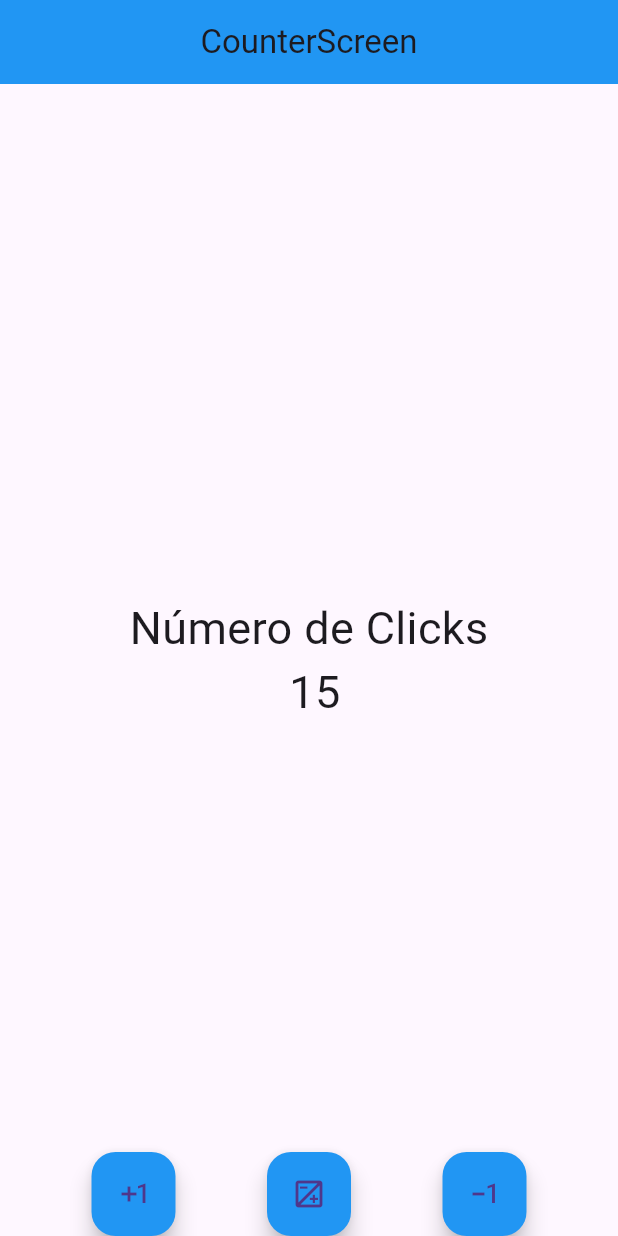
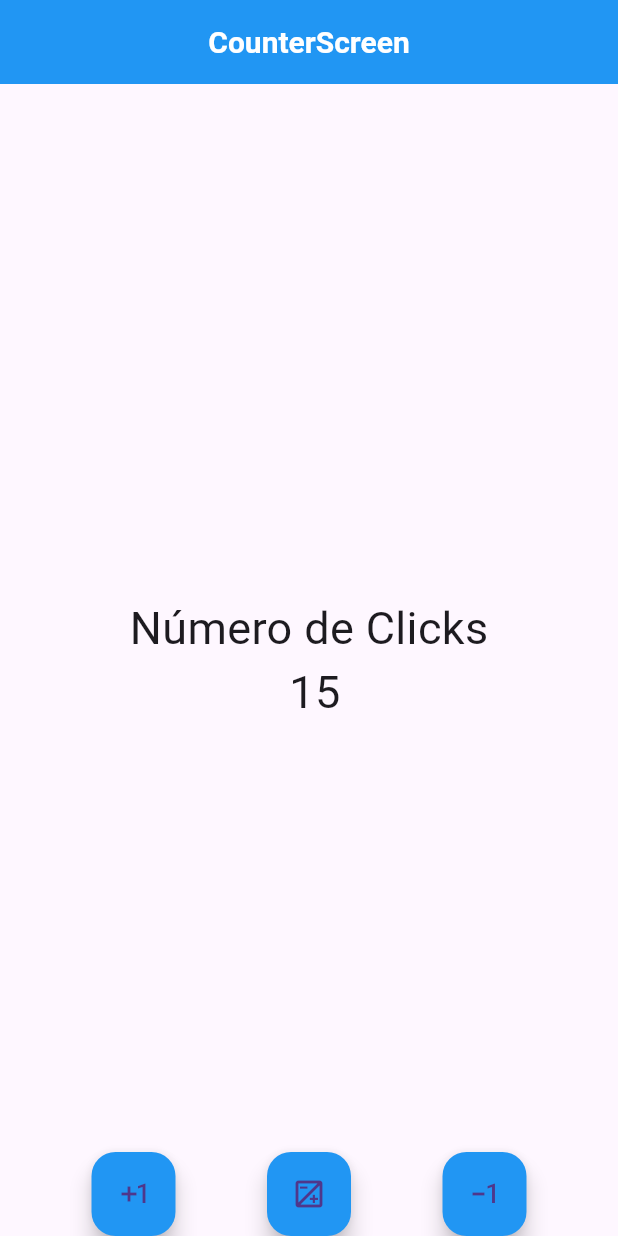
Before and after one commit to GloritaReyes/Contador_Flutter, a Flutter app: the screen it shows after launch, on a phone screen of 412 x 824 dp. Run offline on Flutter 3.47's test engine with Material 3 defaults, Android fonts, the phone set to English and light mode, and no system bars.

Commit message:
Agregue tema al appbar

```diff
--- a/lib/main.dart
+++ b/lib/main.dart
@@ -12,10 +12,29 @@ class MyApp extends StatelessWidget {
   // This widget is the root of your application.
   @override
   Widget build(BuildContext context) {
-    return  const MaterialApp(
+    return   MaterialApp(
       debugShowCheckedModeBanner:false,
    //  home: HomeScreen()
-    home: CounterScreen()
-     );
+    home: CounterScreen(),
+   theme: ThemeData(
+
+        appBarTheme: AppBarTheme(
+          backgroundColor: Colors.indigo,
+          iconTheme: IconThemeData(
+            color: Colors.white,
+
+          ),
+          centerTitle: true,
+          titleTextStyle: TextStyle(
+            color: Colors.white,
+            fontSize: 20,
+            fontWeight: FontWeight.bold,
+
+          )
+        ),
+
+      )
+
+    );
   }
 }
```
